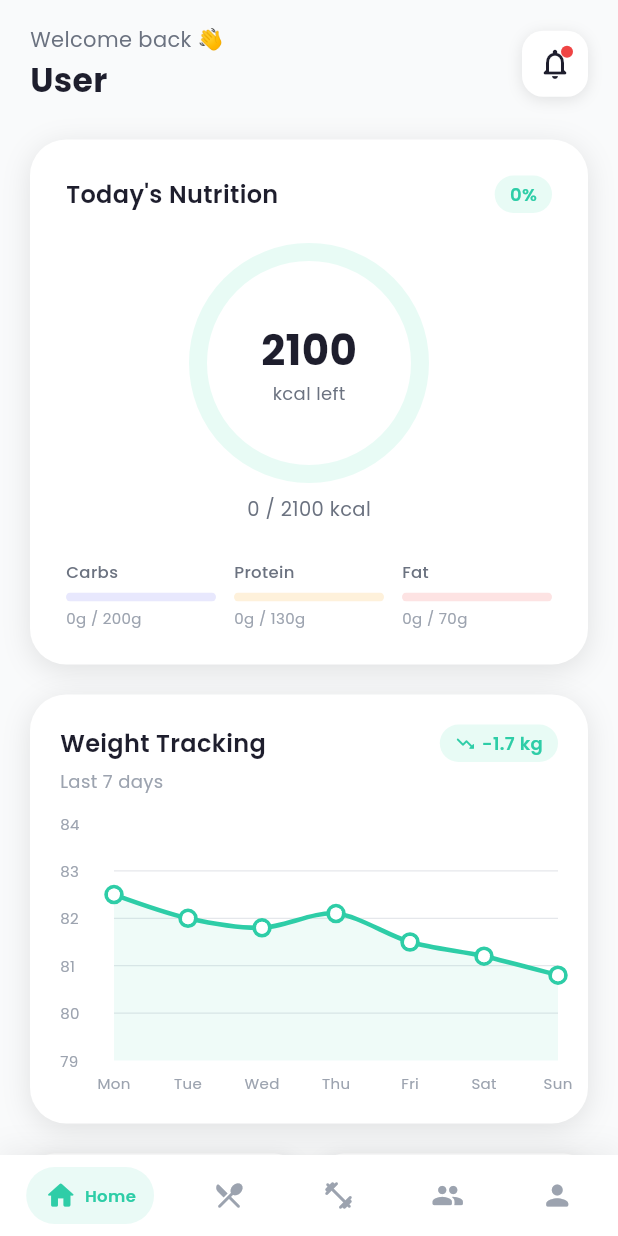
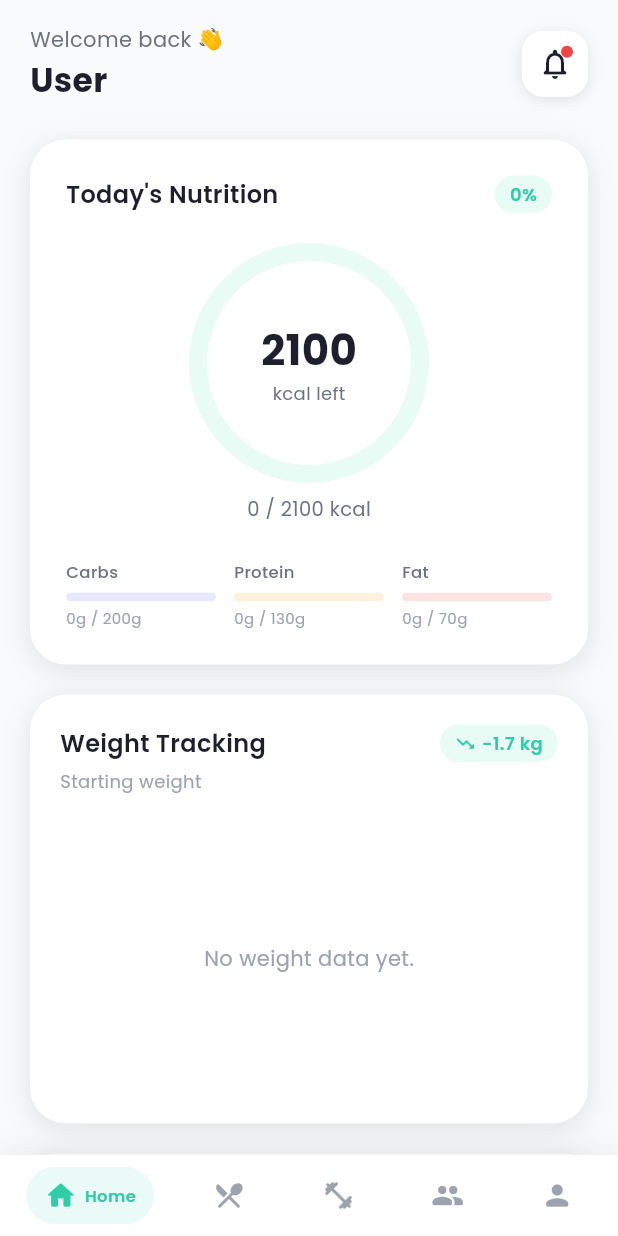
Before and after one commit to Mahmoud-1-3/FitRoute, a Flutter app: the UserMainShell screen opened by its route, on a phone screen of 412 x 824 dp. Run offline on Flutter 3.47's test engine with Material 3 defaults, Android fonts, the phone set to English and light mode, and no system bars; drawn by our look-alikes of fl_chart, percent_indicator; our stand-ins replace cached_network_image, cloud_firestore, firebase_auth, firebase_core, firebase_storage, flutter_riverpod and 6 more; accounts and stored records are empty.

Commit message:
feat(chart): bind real time-stamped weight history to fl_chart

```diff
--- a/lib/core/services/local_storage_service.dart
+++ b/lib/core/services/local_storage_service.dart
@@ -1,9 +1,11 @@
+import 'package:flutter/foundation.dart';
 import 'package:flutter_riverpod/flutter_riverpod.dart';
 import 'package:hive_flutter/hive_flutter.dart';
 
 import '../models/meal_model.dart';
 import '../models/nutritionist_model.dart';
 import '../models/user_model.dart';
+import '../models/weight_entry_model.dart';
 import '../models/workout_model.dart';
 
 /// ─── Local Storage Service ─────────────────────────────────────────────────
@@ -14,10 +16,10 @@ import '../models/workout_model.dart';
 
 class LocalStorageService {
   /// Box names — single source of truth.
-  static const String userBox = 'userBox';
-  static const String dietBox = 'dietBox';
-  static const String workoutBox = 'workoutBox';
-  static const String nutritionistBox = 'nutritionistBox';
+  static const String userBox = 'userBox_v2';
+  static const String dietBox = 'dietBox_v2';
+  static const String workoutBox = 'workoutBox_v2';
+  static const String nutritionistBox = 'nutritionistBox_v2';
 
   /// Initialise Hive, register adapters, and open core boxes.
   Future<void> init() async {
@@ -28,12 +30,25 @@ class LocalStorageService {
     Hive.registerAdapter(NutritionistModelAdapter());
     Hive.registerAdapter(MealModelAdapter());
     Hive.registerAdapter(WorkoutModelAdapter());
+    Hive.registerAdapter(WeightEntryAdapter());
 
-    // Open boxes
-    await Hive.openBox<UserModel>(userBox);
-    await Hive.openBox<MealModel>(dietBox);
-    await Hive.openBox<WorkoutModel>(workoutBox);
-    await Hive.openBox<NutritionistModel>(nutritionistBox);
+    // Open boxes with schema mismatch protection
+    await _safeOpenBox<UserModel>(userBox);
+    await _safeOpenBox<MealModel>(dietBox);
+    await _safeOpenBox<WorkoutModel>(workoutBox);
+    await _safeOpenBox<NutritionistModel>(nutritionistBox);
+  }
+
+  /// Safely open a box. If a type mismatch occurs (e.g. after changing model schema),
+  /// this will catch the error, delete the corrupted/outdated box, and recreate it.
+  Future<void> _safeOpenBox<T>(String boxName) async {
+    try {
+      await Hive.openBox<T>(boxName);
+    } catch (e) {
+      debugPrint('⚠️ Schema mismatch detected in $boxName. Wiping box: $e');
+      await Hive.deleteBoxFromDisk(boxName);
+      await Hive.openBox<T>(boxName);
+    }
   }
 }
 
--- a/lib/features/dashboard/presentation/screens/user_main_shell.dart
+++ b/lib/features/dashboard/presentation/screens/user_main_shell.dart
@@ -13,6 +13,9 @@ import '../../../profile/presentation/screens/user_profile_screen.dart';
 import '../../../workout/presentation/screens/workout_plan_screen.dart';
 import '../controllers/user_assignment_stream_provider.dart';
 
+/// Provider to control the selected tab index from anywhere in the user shell
+final mainShellTabProvider = StateProvider<int>((ref) => 0);
+
 /// ─── User Main Shell ───────────────────────────────────────────────────────
 /// Persistent bottom navigation bar with 5 tabs.
 /// Also listens to real-time assignment stream for auto-updates.
@@ -25,7 +28,6 @@ class UserMainShell extends ConsumerStatefulWidget {
 }
 
 class _UserMainShellState extends ConsumerState<UserMainShell> {
-  int _selectedIndex = 0;
   DateTime? _lastBackPress;
 
   static const List<_TabItem> _tabs = [
@@ -41,6 +43,11 @@ class _UserMainShellState extends ConsumerState<UserMainShell> {
   @override
   void initState() {
     super.initState();
+    // Re-initialize the tab provider to 0 on startup just in case
+    WidgetsBinding.instance.addPostFrameCallback((_) {
+      ref.read(mainShellTabProvider.notifier).state = 0;
+    });
+
     _pages = const [
       UserHomeScreen(),
       DietPlanScreen(),
@@ -66,9 +73,10 @@ class _UserMainShellState extends ConsumerState<UserMainShell> {
       onPopInvokedWithResult: (didPop, _) {
         if (didPop) return;
 
+        final currentIndex = ref.read(mainShellTabProvider);
         // If not on Home tab → jump back to Home
-        if (_selectedIndex != 0) {
-          setState(() => _selectedIndex = 0);
+        if (currentIndex != 0) {
+          ref.read(mainShellTabProvider.notifier).state = 0;
           return;
         }
 
@@ -98,7 +106,7 @@ class _UserMainShellState extends ConsumerState<UserMainShell> {
         }
       },
       child: Scaffold(
-      body: IndexedStack(index: _selectedIndex, children: _pages),
+      body: IndexedStack(index: ref.watch(mainShellTabProvider), children: _pages),
       bottomNavigationBar: Container(
         decoration: BoxDecoration(
           color: Colors.white,
@@ -116,12 +124,13 @@ class _UserMainShellState extends ConsumerState<UserMainShell> {
             child: Row(
               mainAxisAlignment: MainAxisAlignment.spaceAround,
               children: List.generate(_tabs.length, (i) {
-                final isSelected = i == _selectedIndex;
+                final currentIndex = ref.watch(mainShellTabProvider);
+                final isSelected = i == currentIndex;
                 return _NavItem(
                   icon: _tabs[i].icon,
                   label: _tabs[i].label,
                   isSelected: isSelected,
-                  onTap: () => setState(() => _selectedIndex = i),
+                  onTap: () => ref.read(mainShellTabProvider.notifier).state = i,
                 );
               }),
             ),
--- a/lib/features/home/presentation/widgets/quick_action_cards.dart
+++ b/lib/features/home/presentation/widgets/quick_action_cards.dart
@@ -4,6 +4,7 @@ import 'package:google_fonts/google_fonts.dart';
 
 import '../../../../core/theme/app_theme.dart';
 import '../../../dashboard/presentation/controllers/diet_controller.dart';
+import '../../../dashboard/presentation/screens/user_main_shell.dart';
 
 /// ─── Quick Action Cards ────────────────────────────────────────────────────
 /// "Next Meal" and "Today's Workout" preview cards for the dashboard.
@@ -54,38 +55,15 @@ class QuickActionCards extends ConsumerWidget {
       nextMealIconColor = const Color(0xFF10B981);
     }
 
-    return LayoutBuilder(
-      builder: (context, constraints) {
-        final cardWidth = (constraints.maxWidth - 14) / 2;
-        final scale = (cardWidth / 170).clamp(0.75, 1.0);
-
-        return Row(
-          children: [
-            Expanded(
-              child: _ActionCard(
+    return _ActionCard(
       icon: nextMealIcon,
       iconBg: nextMealIconBg,
       iconColor: nextMealIconColor,
       title: nextMealTitle,
       subtitle: nextMealSubtitle,
       detail: nextMealDetail,
-                scale: scale,
-              ),
-            ),
-            const SizedBox(width: 14),
-            Expanded(
-              child: _ActionCard(
-                icon: Icons.fitness_center_rounded,
-                iconBg: const Color(0xFFEDE9FE),
-                iconColor: const Color(0xFF8B5CF6),
-                title: "Today's Workout",
-                subtitle: 'Upper Body',
-                detail: '45 min  •  6 exercises',
-                scale: scale,
-              ),
-            ),
-          ],
-        );
+      onTap: () {
+        ref.read(mainShellTabProvider.notifier).state = 1; // 1 is the Diet tab index
       },
     );
   }
@@ -116,7 +94,7 @@ class _ActionCard extends StatelessWidget {
     required this.title,
     required this.subtitle,
     required this.detail,
-    required this.scale,
+    this.onTap,
   });
 
   final IconData icon;
@@ -125,17 +103,16 @@ class _ActionCard extends StatelessWidget {
   final String title;
   final String subtitle;
   final String detail;
-  final double scale;
+  final VoidCallback? onTap;
 
   @override
   Widget build(BuildContext context) {
-    final pad = (16 * scale).clamp(10.0, 16.0);
-    final iconSize = (40 * scale).clamp(28.0, 40.0);
-    final iconRadius = (12 * scale).clamp(8.0, 12.0);
-    final iconInner = (20 * scale).clamp(14.0, 20.0);
-
-    return Container(
-      padding: EdgeInsets.all(pad),
+    return InkWell(
+      onTap: onTap,
+      borderRadius: BorderRadius.circular(AppSizes.radiusLg),
+      child: Container(
+      width: double.infinity,
+      padding: const EdgeInsets.symmetric(horizontal: 20, vertical: 20),
       decoration: BoxDecoration(
         color: Colors.white,
         borderRadius: BorderRadius.circular(AppSizes.radiusLg),
@@ -147,56 +124,69 @@ class _ActionCard extends StatelessWidget {
           ),
         ],
       ),
+      child: Row(
+        children: [
+          // Icon
+          Container(
+            width: 52,
+            height: 52,
+            decoration: BoxDecoration(
+              color: iconBg,
+              borderRadius: BorderRadius.circular(14),
+            ),
+            child: Icon(icon, color: iconColor, size: 26),
+          ),
+          const SizedBox(width: 16),
+          // Text info
+          Expanded(
             child: Column(
               crossAxisAlignment: CrossAxisAlignment.start,
               children: [
-          Container(
-            width: iconSize,
-            height: iconSize,
-            decoration: BoxDecoration(
-              color: iconBg,
-              borderRadius: BorderRadius.circular(iconRadius),
-            ),
-            child: Icon(icon, color: iconColor, size: iconInner),
-          ),
-          SizedBox(height: 10 * scale),
                 Text(
                   title,
                   style: GoogleFonts.poppins(
-              fontSize: (11 * scale).clamp(9.0, 11.0),
+                    fontSize: 12,
                     fontWeight: FontWeight.w500,
                     color: AppColors.textHint,
                   ),
                 ),
                 const SizedBox(height: 2),
-          FittedBox(
-            fit: BoxFit.scaleDown,
-            alignment: Alignment.centerLeft,
-            child: Text(
+                Text(
                   subtitle,
                   style: GoogleFonts.poppins(
-                fontSize: 14,
-                fontWeight: FontWeight.w600,
+                    fontSize: 18,
+                    fontWeight: FontWeight.w700,
                     color: AppColors.textPrimary,
                   ),
-              maxLines: 1,
                 ),
-          ),
-          const SizedBox(height: 4),
-          FittedBox(
-            fit: BoxFit.scaleDown,
-            alignment: Alignment.centerLeft,
-            child: Text(
+                const SizedBox(height: 2),
+                Text(
                   detail,
                   style: GoogleFonts.poppins(
-                fontSize: 11,
+                    fontSize: 12,
                     color: AppColors.textSecondary,
-              ),
-              maxLines: 1,
                   ),
                 ),
               ],
             ),
+          ),
+          // Arrow
+          Container(
+            width: 36,
+            height: 36,
+            decoration: BoxDecoration(
+              color: iconBg,
+              borderRadius: BorderRadius.circular(10),
+            ),
+            child: Icon(
+              Icons.arrow_forward_ios_rounded,
+              size: 16,
+              color: iconColor,
+            ),
+          ),
+        ],
+      ),
+    ),
     );
   }
 }
--- a/lib/features/home/presentation/widgets/weight_progress_chart.dart
+++ b/lib/features/home/presentation/widgets/weight_progress_chart.dart
@@ -1,37 +1,25 @@
 import 'package:fl_chart/fl_chart.dart';
 import 'package:flutter/material.dart';
+import 'package:flutter_riverpod/flutter_riverpod.dart';
 import 'package:google_fonts/google_fonts.dart';
 
 import '../../../../core/theme/app_theme.dart';
+import '../../../dashboard/presentation/controllers/user_provider.dart';
 
 /// ─── Weight Progress Chart ─────────────────────────────────────────────────
 /// A clean, minimalist line chart showing a recent weight trend.
 
-class WeightProgressChart extends StatelessWidget {
+class WeightProgressChart extends ConsumerWidget {
   const WeightProgressChart({super.key});
 
-  // Dummy data — 7 days of weight readings
-  static const List<double> _weights = [
-    82.5,
-    82.0,
-    81.8,
-    82.1,
-    81.5,
-    81.2,
-    80.8,
-  ];
-  static const List<String> _days = [
-    'Mon',
-    'Tue',
-    'Wed',
-    'Thu',
-    'Fri',
-    'Sat',
-    'Sun',
-  ];
+  @override
+  Widget build(BuildContext context, WidgetRef ref) {
+    final user = ref.watch(userProvider);
 
-  @override
-  Widget build(BuildContext context) {
+    // Sort history chronologically just in case
+    final history = user?.weightHistory.toList() ?? [];
+    history.sort((a, b) => a.timestamp.compareTo(b.timestamp));
+
     return Container(
       width: double.infinity,
       padding: const EdgeInsets.all(20),
@@ -94,7 +82,7 @@ class WeightProgressChart extends StatelessWidget {
           ),
           const SizedBox(height: 4),
           Text(
-            'Last 7 days',
+            history.length > 1 ? 'Recent trend' : 'Starting weight',
             style: GoogleFonts.poppins(fontSize: 12, color: AppColors.textHint),
           ),
           const SizedBox(height: 20),
@@ -102,14 +90,55 @@ class WeightProgressChart extends StatelessWidget {
           // ── Chart ──
           SizedBox(
             height: 180,
-            child: LineChart(
+            child: history.isEmpty
+              ? Center(
+                  child: Text(
+                    'No weight data yet.',
+                    style: GoogleFonts.poppins(color: AppColors.textHint),
+                  ),
+                )
+              : Builder(
+              builder: (context) {
+                // If only 1 entry, duplicate it so the line chart can draw a horizontal line
+                final List<double> plotWeights = [];
+                final List<String> plotLabels = [];
+
+                if (history.length == 1) {
+                  plotWeights.add(history.first.weight);
+                  plotWeights.add(history.first.weight);
+                  plotLabels.add('');
+                  plotLabels.add('Start');
+                } else {
+                  for (final entry in history) {
+                    plotWeights.add(entry.weight);
+                    final date = entry.timestamp;
+                    plotLabels.add('${date.day}/${date.month}');
+                  }
+                }
+
+                // Calculate bounds
+                final double maxW = plotWeights.reduce((a, b) => a > b ? a : b);
+                final double minW = plotWeights.reduce((a, b) => a < b ? a : b);
+
+                final double minY = minW - 2.0;
+                final double maxY = maxW + 2.0;
+                final double range = maxY - minY;
+
+                double yInterval = 1.0;
+                if (range > 20) {
+                  yInterval = 5.0;
+                } else if (range > 10) {
+                  yInterval = 2.0;
+                }
+
+                return LineChart(
                   LineChartData(
-                minY: 79,
-                maxY: 84,
+                    minY: minY,
+                    maxY: maxY,
                     gridData: FlGridData(
                       show: true,
                       drawVerticalLine: false,
-                  horizontalInterval: 1,
+                      horizontalInterval: yInterval,
                       getDrawingHorizontalLine: (_) =>
                           FlLine(color: AppColors.divider, strokeWidth: 0.8),
                     ),
@@ -124,7 +153,7 @@ class WeightProgressChart extends StatelessWidget {
                         sideTitles: SideTitles(
                           showTitles: true,
                           reservedSize: 36,
-                      interval: 1,
+                          interval: yInterval,
                           getTitlesWidget: (value, _) {
                             if (value % 1 != 0) return const SizedBox.shrink();
                             return Text(
@@ -143,13 +172,13 @@ class WeightProgressChart extends StatelessWidget {
                           interval: 1,
                           getTitlesWidget: (value, _) {
                             final i = value.toInt();
-                        if (i < 0 || i >= _days.length) {
+                            if (i < 0 || i >= plotLabels.length) {
                               return const SizedBox.shrink();
                             }
                             return Padding(
                               padding: const EdgeInsets.only(top: 8),
                               child: Text(
-                            _days[i],
+                                plotLabels[i],
                                 style: GoogleFonts.poppins(
                                   fontSize: 10,
                                   color: AppColors.textHint,
@@ -164,8 +193,8 @@ class WeightProgressChart extends StatelessWidget {
                     lineBarsData: [
                       LineChartBarData(
                         spots: List.generate(
-                      _weights.length,
-                      (i) => FlSpot(i.toDouble(), _weights[i]),
+                          plotWeights.length,
+                          (i) => FlSpot(i.toDouble(), plotWeights[i]),
                         ),
                         isCurved: true,
                         curveSmoothness: 0.3,
@@ -182,7 +211,7 @@ class WeightProgressChart extends StatelessWidget {
                         ),
                         belowBarData: BarAreaData(
                           show: true,
-                      color: AppColors.primary.withOpacity(0.08),
+                          color: AppColors.primary.withValues(alpha: 0.08),
                         ),
                       ),
                     ],
@@ -204,6 +233,8 @@ class WeightProgressChart extends StatelessWidget {
                 ),
                   ),
                   duration: const Duration(milliseconds: 600),
+                );
+              }
             ),
           ),
         ],
--- a/lib/features/profile/presentation/screens/user_profile_screen.dart
+++ b/lib/features/profile/presentation/screens/user_profile_screen.dart
@@ -14,6 +14,7 @@ import 'package:url_launcher/url_launcher.dart';
 import '../../../../core/constants/validation_constants.dart';
 import '../../../../core/theme/app_theme.dart';
 import '../../../../core/models/user_model.dart';
+import '../../../../core/models/weight_entry_model.dart';
 import '../../../../core/models/meal_model.dart';
 import '../../../../core/models/workout_model.dart';
 import '../../../../core/services/local_storage_service.dart';
@@ -629,10 +630,16 @@ class _UserProfileScreenState extends ConsumerState<UserProfileScreen> {
                                       ) ??
                                       user.height;
 
+                                  List<WeightEntry> newWeightHistory = user.weightHistory;
+                                  if (weight != user.weight) {
+                                    newWeightHistory = List<WeightEntry>.from(user.weightHistory)
+                                      ..add(WeightEntry(weight: weight, timestamp: DateTime.now()));
+                                  }
+
                                   final updatedUser = user.copyWith(
                                     fullName: _fullNameCtrl.text.trim(),
                                     age: age,
-                                    weight: weight,
+                                    weightHistory: newWeightHistory,
                                     height: height,
                                     gender: _gender ?? user.gender,
                                     activityLevel:
```
Also changed, not shown: lib/core/models/user_model.dart (+11 -5 lines), lib/core/models/weight_entry_model.dart (added, +24 -0 lines), lib/features/auth/presentation/controllers/auth_controller.dart (+5 -2 lines), lib/features/auth/presentation/screens/login_screen.dart (+0 -33 lines), lib/core/models/meal_model.g.dart, lib/core/models/nutritionist_model.g.dart, lib/core/models/user_model.g.dart, lib/core/models/weight_entry_model.g.dart (added), lib/core/models/workout_model.g.dart. Lines whose indentation alone changed are shown as unchanged.
